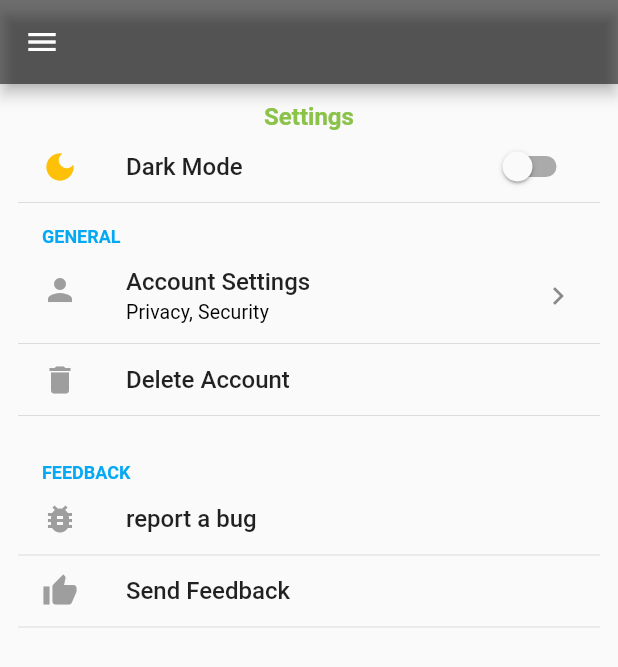
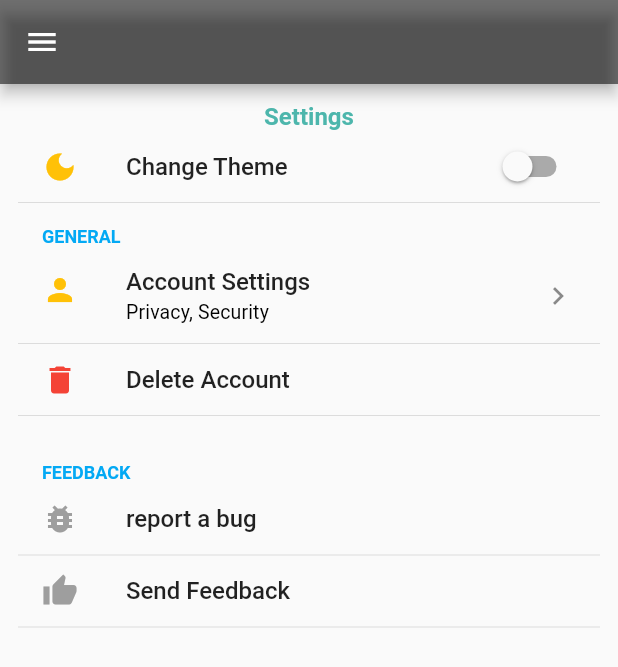
Before and after one commit to RoyAvidar/Flutter_Nestjs, a Flutter app: the SettingsScreen screen opened by its route, on a phone screen of 412 x 824 dp. Shown: the top 667 px of the screen. Run offline on Flutter 3.47's test engine with Material 2 defaults, Android fonts, the phone set to English and light mode, and no system bars; drawn by our look-alikes of flutter_settings_screens; our stand-ins replace graphql_flutter, image_picker, shared_preferences; missing offline and left inert: dart:ffi; accounts and stored records are empty; network calls fail.

```diff
--- a/lib/screens/overview_screen.dart
+++ b/lib/screens/overview_screen.dart
@@ -33,9 +33,9 @@ class _OverviewScreenState extends State<OverviewScreen> {
         final TabController tabController = DefaultTabController.of(context)!;
         tabController.addListener(() {
           if (!tabController.indexIsChanging) {
+            // To get index of current tab use tabController.index
+            var index = tabController.index;
             // Your code goes here.
-            // To get index of current tab use tabController.index
-            // var ind = tabController.index;
           }
         });
         return Scaffold(
--- a/lib/screens/settings/account_settings_screen.dart
+++ b/lib/screens/settings/account_settings_screen.dart
@@ -14,7 +14,7 @@ class AccoutScreen extends StatelessWidget {
       subtitle: "Privacy, Security",
       leading: Icon(
         Icons.person,
-        color: Colors.grey,
+        color: Colors.amber,
       ),
       child: SettingsScreen(
         children: [
@@ -30,7 +30,7 @@ class AccoutScreen extends StatelessWidget {
         subtitle: "",
         leading: Icon(
           Icons.security,
-          color: Colors.grey,
+          color: Colors.green,
         ),
         onTap: () {
           Navigator.of(context).pushReplacementNamed(SecurityScreen.routeName);
@@ -42,7 +42,7 @@ class AccoutScreen extends StatelessWidget {
         subtitle: "",
         leading: Icon(
           Icons.info,
-          color: Colors.grey,
+          color: Colors.green,
         ),
         onTap: () {
           Navigator.of(context).pushReplacementNamed(InfoScreen.routeName);
--- a/lib/screens/settings/header_settings_screen.dart
+++ b/lib/screens/settings/header_settings_screen.dart
@@ -17,7 +17,7 @@ class HeaderScreen extends StatelessWidget {
 
   Widget buildDarkMode() => SwitchSettingsTile(
         settingKey: keyDarkMode,
-        title: 'Dark Mode',
+        title: 'Change Theme',
         leading: Icon(
           Icons.dark_mode,
           color: Colors.amber,
@@ -31,7 +31,7 @@ class HeaderScreen extends StatelessWidget {
           style: TextStyle(
             fontWeight: FontWeight.bold,
             fontSize: 16,
-            color: Colors.lightGreen,
+            color: Colors.teal[300],
           ),
         ),
       );
--- a/lib/screens/settings/settings_screen.dart
+++ b/lib/screens/settings/settings_screen.dart
@@ -40,7 +40,7 @@ class _SettingsScreenState extends State<SettingsScreen> {
                   subtitle: "",
                   leading: Icon(
                     Icons.delete,
-                    color: Colors.grey,
+                    color: Colors.red,
                   ),
                   onTap: () {
                     showDialog(
--- a/lib/screens/single_product_screen.dart
+++ b/lib/screens/single_product_screen.dart
@@ -73,7 +73,9 @@ class _SingleProductScreenState extends State<SingleProductScreen> {
       appBar: AppBar(
         title: Text(loadedProduct.name.toString()),
       ),
-      body: SingleChildScrollView(
+      body: Hero(
+        tag: 'hero-rectangle',
+        child: SingleChildScrollView(
           child: Column(
             children: [
               Container(
@@ -138,6 +140,7 @@ class _SingleProductScreenState extends State<SingleProductScreen> {
             ],
           ),
         ),
+      ),
     );
   }
 }
--- a/lib/widgets/order_item.dart
+++ b/lib/widgets/order_item.dart
@@ -38,11 +38,7 @@ class _OrderItemState extends State<OrderItem> {
           ),
           controlAffinity: ListTileControlAffinity.leading,
           value: order.isReady! ? true : isChecked,
-          onChanged: (bool? value) {
-            setState(() {
-              isChecked = value!;
-            });
-          },
+          onChanged: (value) {},
           activeColor: Colors.green,
           checkColor: Colors.white,
         ),
--- a/lib/widgets/product_item.dart
+++ b/lib/widgets/product_item.dart
@@ -35,7 +35,9 @@ class _ProductItemState extends State<ProductItem> {
       context,
       listen: false,
     );
-    return ClipRRect(
+    return Hero(
+      tag: 'hero-rectangle',
+      child: ClipRRect(
         borderRadius: BorderRadius.circular(20),
         child: InkWell(
           onTap: () => Navigator.of(context).pushNamed(
@@ -86,6 +88,7 @@ class _ProductItemState extends State<ProductItem> {
             ),
           ),
         ),
+      ),
     );
   }
 }
```
Lines whose indentation alone changed are shown as unchanged.
